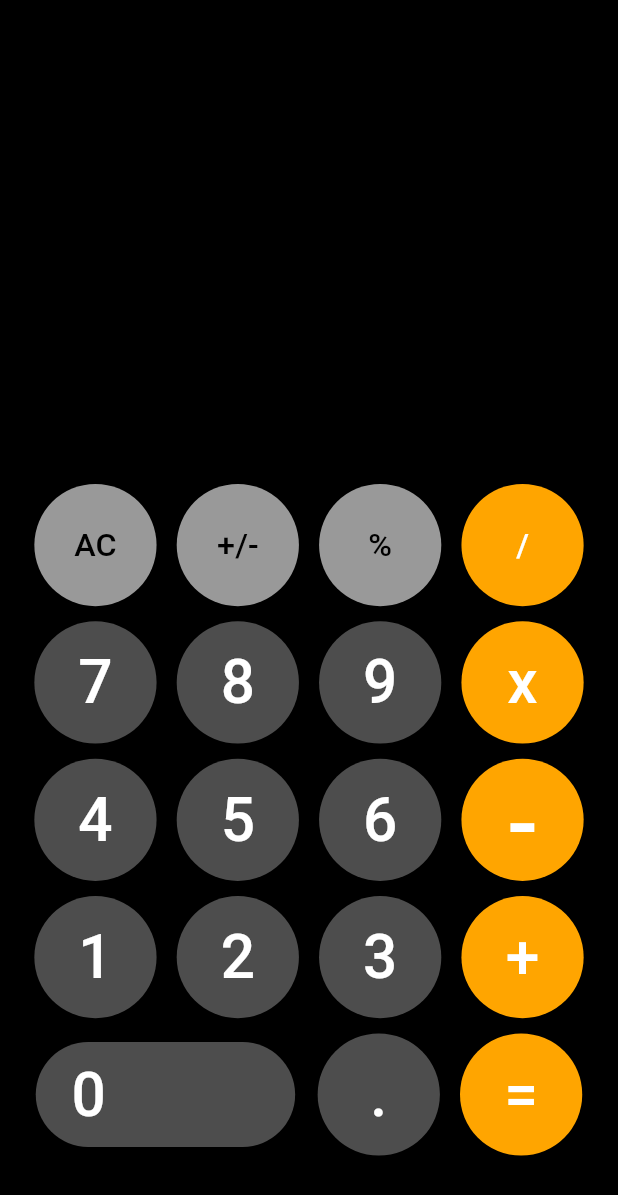
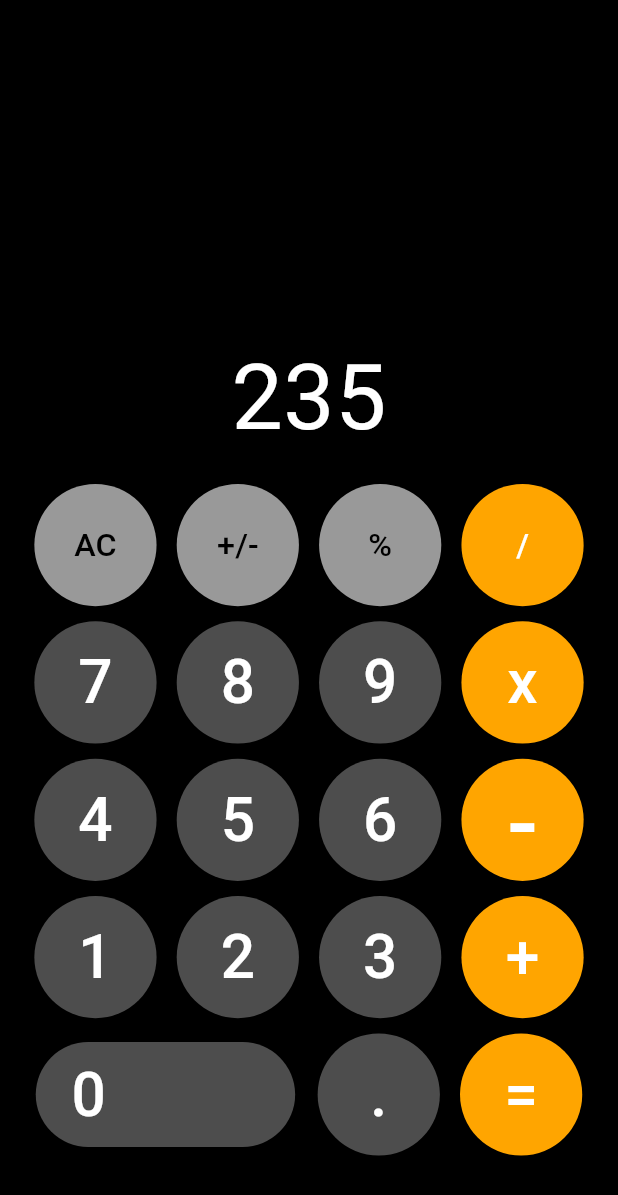
Before and after one commit to sarwataijaz/calculator, a Flutter app: the screen it shows after launch, on a phone screen of 412 x 824 dp. Shown: the top 1195 px of the screen. Run offline on Flutter 3.47's test engine with Material 3 defaults, Android fonts, the phone set to English and light mode, and no system bars; our stand-ins replace google_fonts, responsive_sizer.

```diff
--- a/lib/main.dart
+++ b/lib/main.dart
@@ -34,6 +34,9 @@ class MyHomePage extends StatefulWidget {
 }
 
 class _MyHomePageState extends State<MyHomePage> {
+
+  var temp = "";
+
   @override
   Widget build(BuildContext context) {
     return Scaffold(
@@ -41,11 +44,21 @@ class _MyHomePageState extends State<MyHomePage> {
         body: Column(
           mainAxisAlignment: MainAxisAlignment.end,
           children: [
-            Padding(
-              padding: EdgeInsets.only(right: 25.0.sp, left: 25.0.sp),
-              child: Align(
-                alignment: Alignment.bottomRight,
-                  child: Text("", style: TextStyle(fontSize: 32.sp, color: Colors.white),)
+            SingleChildScrollView(
+              scrollDirection: Axis.horizontal,
+              child: Padding(
+                padding: EdgeInsets.only(right: 25.0.sp, left: 25.0.sp, bottom: 15.0.sp),
+                child: Container(
+                    alignment: Alignment.bottomRight,
+                    child: Text(
+                          "235",
+                          style: TextStyle(fontSize: 32.sp, color: Colors.white),
+                          maxLines: 1,
+                          textAlign: TextAlign.right,
+                          softWrap: false,
+                          overflow: TextOverflow.clip,
+                         )
+                ),
               ),
             ),
             Container(
@@ -63,7 +76,9 @@ class _MyHomePageState extends State<MyHomePage> {
                             37.sp, // Set maximum height to 50.0 logical pixels
                       ),
                       child: ElevatedButton(
-                        onPressed: () {},
+                        onPressed: () { setState(() {
+                          temp = "";
+                        });},
                         style: ElevatedButton.styleFrom(
                           backgroundColor:
                               Colors.white60, // Adjust padding as needed
@@ -117,7 +132,11 @@ class _MyHomePageState extends State<MyHomePage> {
                             37.sp, // Set maximum height to 50.0 logical pixels
                       ),
                       child: ElevatedButton(
-                        onPressed: () {},
+                        onPressed: () {
+                          setState(() {
+                            temp += "%";
+                          });
+                        },
                         style: ElevatedButton.styleFrom(
                           backgroundColor:
                               Colors.white60, // Adjust padding as needed
```
